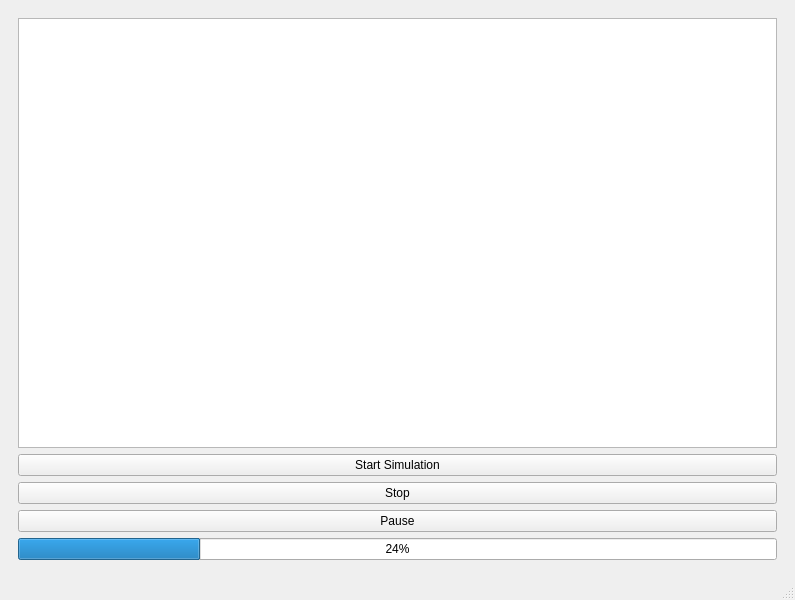
Qt form src/ui/gui/mainwindow.ui (G-PIES/G-PIES) before a commit.
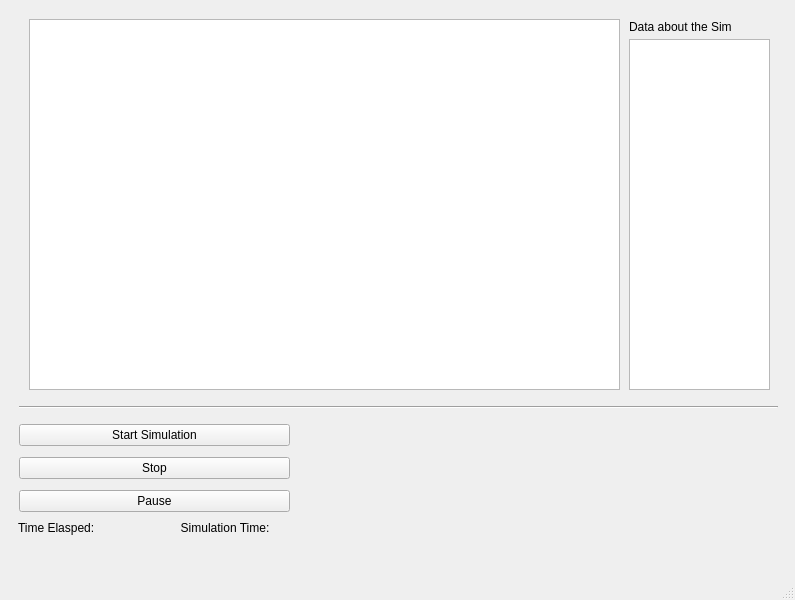
The same form after that commit.

Diff of the .ui file:
```diff
--- a/src/ui/gui/mainwindow.ui
+++ b/src/ui/gui/mainwindow.ui
@@ -29,11 +29,74 @@
    <layout class="QHBoxLayout" name="horizontalLayout">
     <item>
      <widget class="QWidget" name="widget" native="true">
-      <layout class="QVBoxLayout" name="verticalLayout_2">
-       <item>
-        <widget class="QTextBrowser" name="textBrowser"/>
-       </item>
-       <item>
+      <widget class="QTextBrowser" name="textBrowser">
+       <property name="geometry">
+        <rect>
+         <x>20</x>
+         <y>10</y>
+         <width>591</width>
+         <height>371</height>
+        </rect>
+       </property>
+      </widget>
+      <widget class="Line" name="line">
+       <property name="geometry">
+        <rect>
+         <x>10</x>
+         <y>390</y>
+         <width>759</width>
+         <height>16</height>
+        </rect>
+       </property>
+       <property name="orientation">
+        <enum>Qt::Horizontal</enum>
+       </property>
+      </widget>
+      <widget class="QLabel" name="label">
+       <property name="geometry">
+        <rect>
+         <x>9</x>
+         <y>511</y>
+         <width>258</width>
+         <height>16</height>
+        </rect>
+       </property>
+       <property name="text">
+        <string>Time Elasped:                          Simulation Time:</string>
+       </property>
+      </widget>
+      <widget class="QTextBrowser" name="textBrowser_2">
+       <property name="geometry">
+        <rect>
+         <x>620</x>
+         <y>30</y>
+         <width>141</width>
+         <height>351</height>
+        </rect>
+       </property>
+      </widget>
+      <widget class="QLabel" name="label_2">
+       <property name="geometry">
+        <rect>
+         <x>620</x>
+         <y>10</y>
+         <width>141</width>
+         <height>16</height>
+        </rect>
+       </property>
+       <property name="text">
+        <string>Data about the Sim</string>
+       </property>
+      </widget>
+      <widget class="QWidget" name="">
+       <property name="geometry">
+        <rect>
+         <x>10</x>
+         <y>410</y>
+         <width>271</width>
+         <height>98</height>
+        </rect>
+       </property>
         <layout class="QVBoxLayout" name="verticalLayout">
          <item>
           <widget class="QPushButton" name="pushButton_2">
@@ -57,15 +120,7 @@
           </widget>
          </item>
         </layout>
-       </item>
-       <item>
-        <widget class="QProgressBar" name="progressBar">
-         <property name="value">
-          <number>24</number>
-         </property>
-        </widget>
-       </item>
-      </layout>
+      </widget>
      </widget>
     </item>
    </layout>
```
Lines whose indentation alone changed are shown as unchanged.
